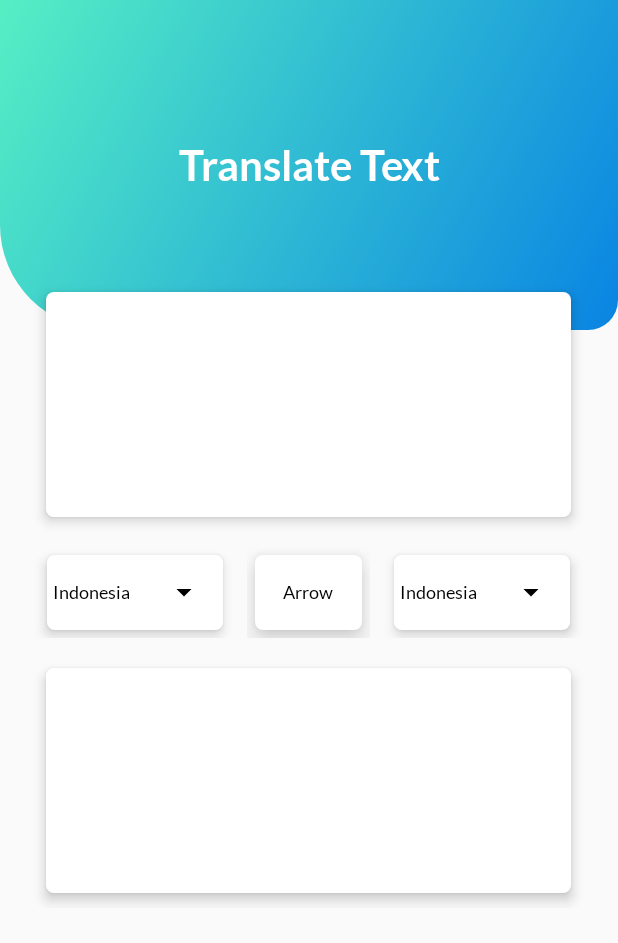
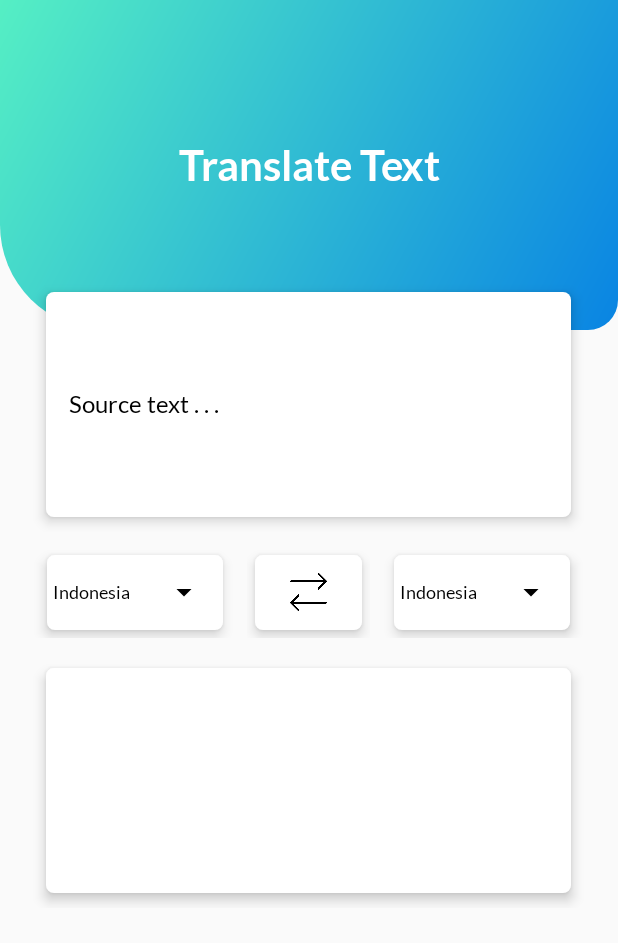
Before and after one commit to mirzalf01/translator, an Android app: the TranslateActivity screen opened directly, with no data from a screen before it, on a phone screen of 412 x 824 dp. Shown: the top 943 px of the screen. Run offline under Robolectric (Android 15) with nearby library versions, the phone set to English and light mode, and no system bars; libraries missing offline, so code that uses them is left out: com.google.mlkit.common, com.google.mlkit.nl; 5 statements that could not run were skipped.

Commit message:
Feature: TranslateText Page

```diff
--- a/app/src/main/java/com/google/firebase/codelab/translator/TranslateActivity.java
+++ b/app/src/main/java/com/google/firebase/codelab/translator/TranslateActivity.java
@@ -1,5 +1,6 @@
 package com.google.firebase.codelab.translator;
 
+import androidx.annotation.NonNull;
 import androidx.appcompat.app.AppCompatActivity;
 
 import android.graphics.PorterDuff;
@@ -7,12 +8,22 @@ import android.os.Build;
 import android.os.Bundle;
 import android.text.Editable;
 import android.text.TextWatcher;
+import android.view.View;
 import android.view.Window;
 import android.view.WindowManager;
+import android.widget.AdapterView;
 import android.widget.ArrayAdapter;
 import android.widget.EditText;
 import android.widget.Spinner;
 import android.widget.TextView;
+
+import com.google.android.gms.tasks.OnFailureListener;
+import com.google.android.gms.tasks.OnSuccessListener;
+import com.google.mlkit.common.model.DownloadConditions;
+import com.google.mlkit.nl.translate.TranslateLanguage;
+import com.google.mlkit.nl.translate.Translation;
+import com.google.mlkit.nl.translate.Translator;
+import com.google.mlkit.nl.translate.TranslatorOptions;
 
 public class TranslateActivity extends AppCompatActivity {
     Spinner textResourceID;
@@ -47,6 +58,36 @@ public class TranslateActivity extends AppCompatActivity {
         textResultID.getBackground().setColorFilter(getResources().getColor(R.color.black), PorterDuff.Mode.SRC_ATOP);
         textResultID.setAdapter(adapter);
 
+        String langSourceID = textResourceID.getSelectedItem().toString();
+        String langResultID = textResultID.getSelectedItem().toString();
+
+        textResourceID.setOnItemSelectedListener(new AdapterView.OnItemSelectedListener() {
+            @Override
+            public void onItemSelected(AdapterView<?> parent, View view, int position, long id) {
+                String lang = parent.getItemAtPosition(position).toString();
+                textResourceID.setOnItemSelectedListener(this);
+                translateText(textResourceID.getSelectedItem().toString(), textResultID.getSelectedItem().toString(), textResource.getText().toString());
+            }
+
+            @Override
+            public void onNothingSelected(AdapterView<?> parent) {
+
+            }
+        });
+        textResultID.setOnItemSelectedListener(new AdapterView.OnItemSelectedListener() {
+            @Override
+            public void onItemSelected(AdapterView<?> parent, View view, int position, long id) {
+                String lang = parent.getItemAtPosition(position).toString();
+                textResultID.setOnItemSelectedListener(this);
+                translateText(textResourceID.getSelectedItem().toString(), textResultID.getSelectedItem().toString(), textResource.getText().toString());
+            }
+
+            @Override
+            public void onNothingSelected(AdapterView<?> parent) {
+
+            }
+        });
+
         textResource.addTextChangedListener(new TextWatcher() {
             @Override
             public void beforeTextChanged(CharSequence s, int start, int count, int after) {
@@ -56,7 +97,7 @@ public class TranslateActivity extends AppCompatActivity {
             @Override
             public void onTextChanged(CharSequence s, int start, int before, int count) {
                 if(s.length() != 0){
-                    textResult.setText(textResource.getText());
+                    translateText(textResourceID.getSelectedItem().toString(), textResultID.getSelectedItem().toString(), textResource.getText().toString());
                 }
                 else if(s.length() == 0){
                     textResult.setText("");
@@ -71,4 +112,67 @@ public class TranslateActivity extends AppCompatActivity {
 
 
     }
+
+    private void translateText(String source, String result, String text) {
+        String sourceLang = checkLang(source);
+        String resultLang = checkLang(result);
+        TranslatorOptions options =
+                new TranslatorOptions.Builder()
+                        .setSourceLanguage(sourceLang)
+                        .setTargetLanguage(resultLang)
+                        .build();
+        final Translator languageTranslator =
+                Translation.getClient(options);
+        DownloadConditions conditions = new DownloadConditions.Builder()
+                .requireWifi()
+                .build();
+        languageTranslator.translate(text)
+                .addOnSuccessListener(
+                        new OnSuccessListener<String>() {
+                            @Override
+                            public void onSuccess(@NonNull String translatedText) {
+                                textResult.setText(translatedText);
+                            }
+                        })
+                .addOnFailureListener(
+                        new OnFailureListener() {
+                            @Override
+                            public void onFailure(@NonNull Exception e) {
+                            }
+                        });
+    }
+
+    private String checkLang(String id) {
+        String result = "";
+        switch(id){
+            case "German":
+                result = TranslateLanguage.GERMAN;
+                break;
+            case "English":
+                result = TranslateLanguage.ENGLISH;
+                break;
+            case "Spain":
+                result = TranslateLanguage.SPANISH;
+                break;
+            case "Indonesia":
+                result = TranslateLanguage.INDONESIAN;
+                break;
+            case "Portuguese":
+                result = TranslateLanguage.PORTUGUESE;
+                break;
+            case "Tagalog":
+                result = TranslateLanguage.TAGALOG;
+                break;
+        }
+        return result;
+    }
+
+    public void changePosition(View view) {
+        int sourceID = textResourceID.getSelectedItemPosition();
+        int resultID = textResultID.getSelectedItemPosition();
+        textResourceID.setSelection(resultID);
+        textResultID.setSelection(sourceID);
+        textResource.setText(textResult.getText().toString());
+        translateText(textResourceID.getSelectedItem().toString(), textResultID.getSelectedItem().toString(), textResult.getText().toString());
+    }
 }
--- a/app/src/main/res/layout/activity_translate.xml
+++ b/app/src/main/res/layout/activity_translate.xml
@@ -6,7 +6,7 @@
     android:layout_height="match_parent"
     android:background="@color/bgColor"
     android:fitsSystemWindows="true"
-    tools:context=".MenuActivity">
+    tools:context=".TranslateActivity">
 
     <TextView
         android:id="@+id/appName"
@@ -37,6 +37,8 @@
             android:elevation="5dp">
             <EditText
                 android:id="@+id/textResource"
+                android:hint="Source text . . ."
+                android:textColorHint="@color/black"
                 android:background="@null"
                 android:layout_width="350dp"
                 android:layout_height="150dp"
@@ -79,20 +81,19 @@
             android:layout_weight="1"
             android:layout_height="wrap_content"
             android:orientation="vertical">
-            <TextView
-                android:id="@+id/switchLang"
+            <LinearLayout
                 android:layout_width="match_parent"
                 android:layout_height="50dp"
-                android:text="Arrow"
-                android:textColor="@color/black"
-                android:textAlignment="center"
-                android:fontFamily="@font/lato_regular"
-                android:textSize="12sp"
-                android:gravity="center"
-                android:layout_gravity="center"
                 android:background="@drawable/bg_shadow"
-                android:elevation="10dp"
-                android:layout_margin="5dp"/>
+                android:elevation="5dp"
+                android:layout_margin="5dp"
+                android:onClick="changePosition">
+                <ImageView
+                    android:layout_width="match_parent"
+                    android:layout_height="25dp"
+                    android:layout_gravity="center_vertical"
+                    android:src="@drawable/transfer"/>
+            </LinearLayout>
         </LinearLayout>
         <LinearLayout
             android:layout_width="0dp"
```
Also changed, not shown: app/src/main/res/drawable/transfer.png.
